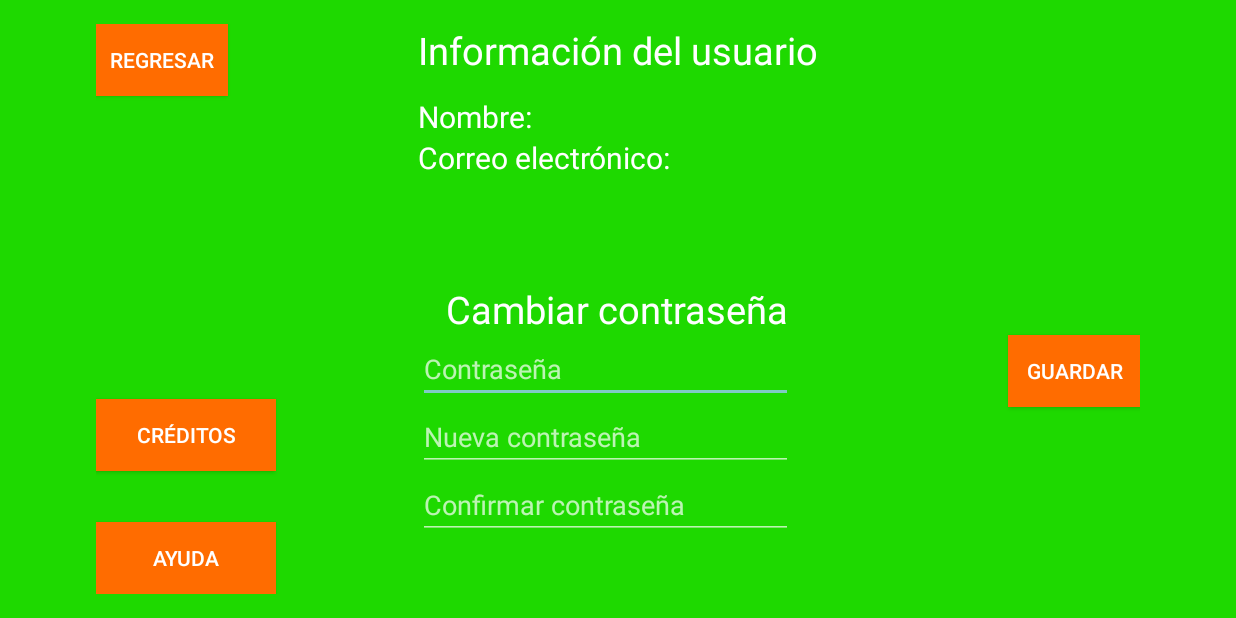
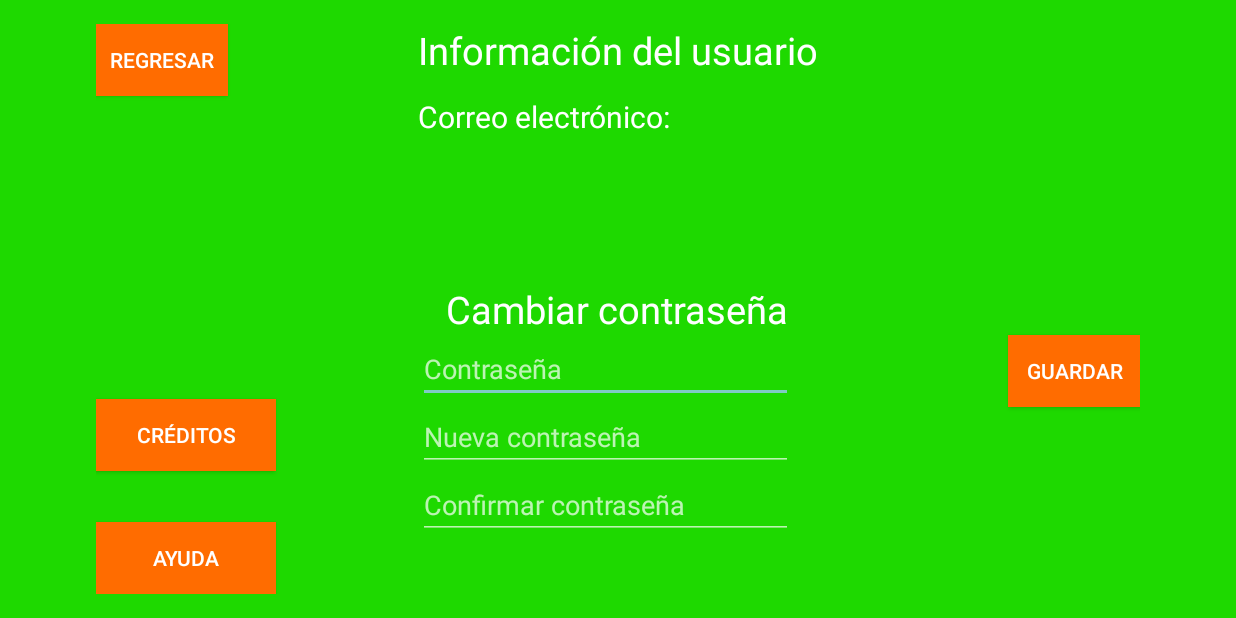
Before and after one commit to lagwy/APIS-Te, an Android app: the Cuenta screen opened directly, with no data from a screen before it, on a phone screen of 824 x 412 dp (held sideways). Run offline under Robolectric (Android 15) with nearby library versions, the phone set to English and light mode, and no system bars.

```diff
--- a/app/src/main/java/itesm/mx/apis_te/Juego.java
+++ b/app/src/main/java/itesm/mx/apis_te/Juego.java
@@ -178,6 +178,7 @@ public class Juego extends AppCompatActivity {
             @Override
             public void onClick(View view) {
                 Intent intent = new Intent(Juego.this, Cuenta.class);
+                intent.putExtra("email", sEmail);
                 startActivity(intent);
             }
         };
--- a/app/src/main/res/layout/activity_cuenta.xml
+++ b/app/src/main/res/layout/activity_cuenta.xml
@@ -34,7 +34,7 @@
     <TextView
         android:layout_width="wrap_content"
         android:layout_height="wrap_content"
-        android:text="Nombre:"
+        android:text="Correo electrónico:"
         android:textColor="#fff"
         android:id="@+id/nombreTV"
         android:textSize="20dp"
@@ -43,33 +43,14 @@
 
     <TextView
         android:layout_width="wrap_content"
-        android:textColor="#fff"
-        android:layout_height="wrap_content"
-        android:text=""
-        android:id="@+id/nombreCuentaTV"
-        android:textSize="20dp"
-        android:layout_above="@+id/emailTV"
-        android:layout_toEndOf="@+id/cambiarPwdTV" />
-
-    <TextView
-        android:layout_width="wrap_content"
         android:layout_height="wrap_content"
         android:textColor="#fff"
-        android:text="Correo electrónico: "
+        android:text=""
         android:id="@+id/emailTV"
         android:textSize="20dp"
         android:layout_below="@+id/nombreTV"
         android:layout_alignStart="@+id/nombreTV" />
 
-    <TextView
-        android:layout_width="wrap_content"
-        android:layout_height="wrap_content"
-        android:text=""
-        android:id="@+id/emailCuentaTV"
-        android:textSize="20dp"
-        android:textColor="#fff"
-        android:layout_below="@+id/nombreCuentaTV"
-        android:layout_alignStart="@+id/nombreCuentaTV" />
 
     <TextView
         android:layout_width="wrap_content"
```
Also changed, not shown: app/src/main/java/itesm/mx/apis_te/Cuenta.java (+134 -3 lines).
